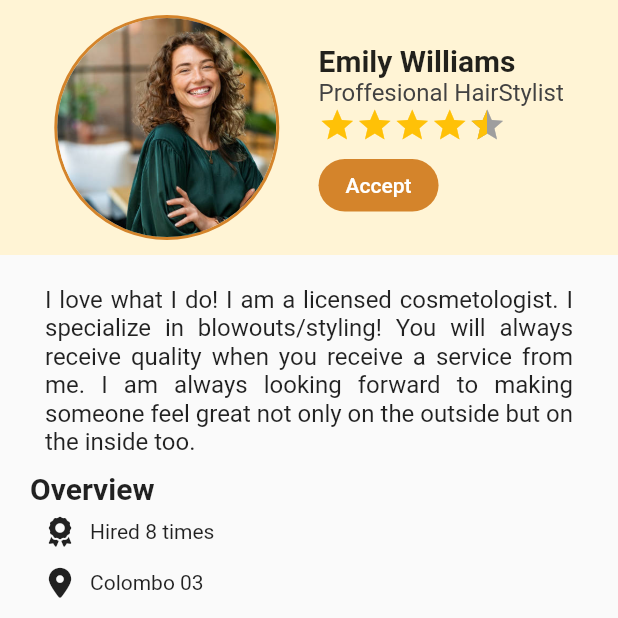
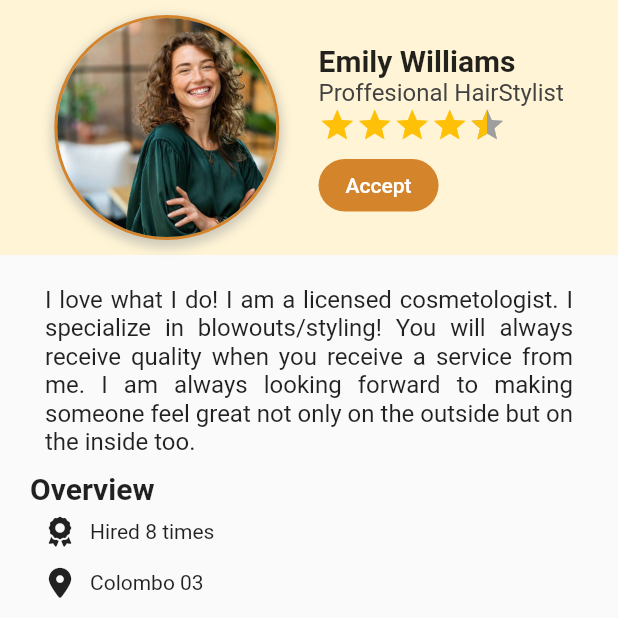
Before and after one commit to malindupasan/HirePro, a Flutter app: the proProfileScreen screen opened by its route, on a phone screen of 412 x 824 dp, the top half of it. Run offline on Flutter 3.47's test engine with Material 2 defaults, Android fonts, the phone set to English and light mode, and no system bars; drawn by our look-alikes of card_swiper, flutter_rating_bar, percent_indicator; our stand-ins replace file_picker, font_awesome_flutter, loading_animation_widget, table_calendar.

Commit message:
nav added

```diff
--- a/frontend/hire_pro/lib/screens/pro_profile_screen/proProfileScreen.dart
+++ b/frontend/hire_pro/lib/screens/pro_profile_screen/proProfileScreen.dart
@@ -195,7 +195,9 @@ class _proProfileScreenState extends State<proProfileScreen> {
                 children: [
                   SmallButton('More Reviews', () {},
                       const Color.fromARGB(255, 43, 43, 43), Colors.white),
-                  SmallButton('Back', () {}, kMainYellow, Colors.white),
+                  SmallButton('Back', () {
+                    Navigator.pop(context);
+                  }, kMainYellow, Colors.white),
                 ],
               ),
             )
@@ -268,6 +270,14 @@ class ProfileMain extends StatelessWidget {
           width: 150,
           height: 150,
           decoration: BoxDecoration(
+            boxShadow: [
+              BoxShadow(
+                color: Colors.grey.withOpacity(0.5),
+                spreadRadius: 2,
+                blurRadius: 5,
+                offset: Offset(0, 3), // horizontal, vertical offset
+              )
+            ],
             shape: BoxShape.circle,
             border: Border.all(
               color: kMainYellow,
```
